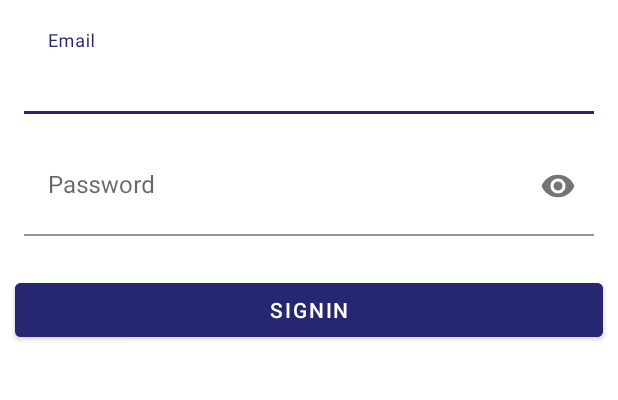
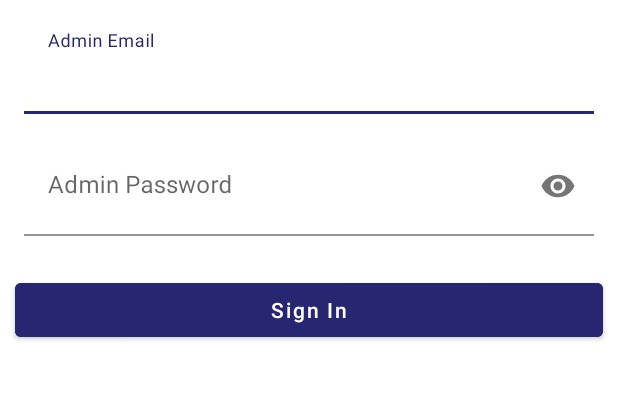
Before and after one commit to prabhjotflorapsf/AutomobileStore, an Android app: the admin_signin screen opened directly, with no data from a screen before it, on a phone screen of 412 x 824 dp, the part 384-784 px from its top. Run offline under Robolectric (Android 15) with nearby library versions, the phone set to English and light mode, and no system bars; our stand-ins replace Firebase (no records; nobody signed in at launch, a user with empty details on screens opened directly).

Commit message:
Admin Sign In Activity
Changed Error Text

```diff
--- a/app/src/main/java/com/example/automobilestore/Activity/admin_signin.java
+++ b/app/src/main/java/com/example/automobilestore/Activity/admin_signin.java
@@ -63,7 +63,7 @@ public class admin_signin extends AppCompatActivity {
                                     startActivity(new Intent(admin_signin.this,AdminHome.class));
                                 }else if(!e.equalsIgnoreCase(email)){
                                     Email.requestFocus();
-                                    Email.setError("User Does not Exists with this email");
+                                    Email.setError("Sorry!! These are not Admin Sign In Credentials.");
                                 }else if(!p.equalsIgnoreCase(pwd)){
                                     Password.requestFocus();
                                     Password.setError("Incorrect Password");
--- a/app/src/main/res/layout/activity_admin_signin.xml
+++ b/app/src/main/res/layout/activity_admin_signin.xml
@@ -40,9 +40,10 @@
         android:layout_width="match_parent"
         android:layout_height="wrap_content"
         android:layout_marginTop="10dp"
-        android:hint="Email">
+        android:hint="Admin Email">
 
         <com.google.android.material.textfield.TextInputEditText
+            android:id="@+id/adminEmailTextView"
             android:layout_width="match_parent"
             android:layout_height="66dp"
             android:layout_marginLeft="@dimen/activity_horizontal_margin"
@@ -57,10 +58,11 @@
         android:layout_width="match_parent"
         android:layout_height="227dp"
         android:layout_marginTop="15dp"
-        android:hint="Password"
+        android:hint="Admin Password"
         app:endIconMode="password_toggle">
 
         <com.google.android.material.textfield.TextInputEditText
+            android:id="@+id/adminPasswordTextView"
             android:layout_width="match_parent"
             android:layout_height="66dp"
             android:layout_marginLeft="@dimen/activity_horizontal_margin"
@@ -78,7 +80,8 @@
             android:layout_marginRight="10dp"
             android:backgroundTint="#272670"
             android:singleLine="true"
-            android:text="SignIn" />
+            android:text="Sign In"
+            android:textAllCaps="false"/>
 
     </com.google.android.material.textfield.TextInputLayout>
 </LinearLayout>
--- a/app/src/main/res/layout/activity_create_account.xml
+++ b/app/src/main/res/layout/activity_create_account.xml
@@ -137,7 +137,8 @@
 
         android:backgroundTint="#272670"
         android:singleLine="true"
-        android:text="Create Account" />
+        android:text="Create Account"
+        android:textAllCaps="false"/>
 
     <Button
         android:id="@+id/login_btn"
@@ -149,6 +150,7 @@
         android:text="Login"
         android:textColor="#272670"
         android:textSize="15sp"
-        android:textStyle="bold" />
+        android:textStyle="bold"
+        android:textAllCaps="false"/>
 
 </LinearLayout>
--- a/app/src/main/res/layout/activity_filter.xml
+++ b/app/src/main/res/layout/activity_filter.xml
@@ -97,7 +97,8 @@
             android:layout_marginLeft="80dp"
             android:layout_marginTop="10dp"
             android:layout_marginBottom="10dp"
-            android:text="Apply" />
+            android:text="Apply"
+            android:textAllCaps="false"/>
 
         <Button
             android:id="@+id/reset"
@@ -107,6 +108,7 @@
 
             android:layout_marginTop="10dp"
             android:layout_marginBottom="10dp"
-            android:text="Reset" />
+            android:text="Reset"
+            android:textAllCaps="false"/>
     </LinearLayout>
 </RelativeLayout>
```
